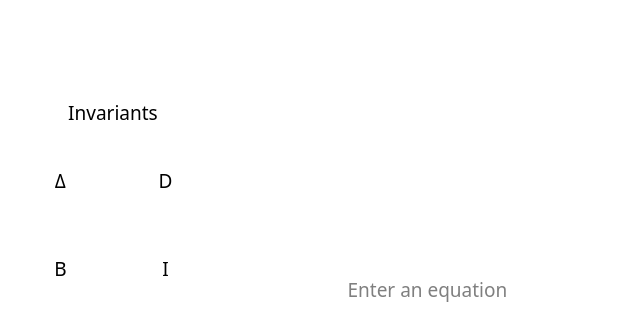
The window that mainwindow.ui (4ingers/Qt_CurvesEditor) describes before a commit, drawn with Qt 5; both pictures show x 0 to 640 and y 160 to 480 of the 640 by 480 pixel window.
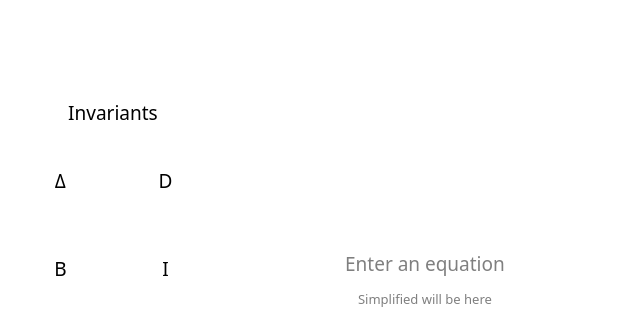
The same window after the commit. Icons and pictures are not drawn. Custom widgets are drawn as their Qt base class.

The edit to the form file:
```diff
--- a/mainwindow.ui
+++ b/mainwindow.ui
@@ -189,7 +189,7 @@
      </layout>
     </item>
     <item>
-     <layout class="QVBoxLayout" name="vLayRight" stretch="1,28,2,0">
+     <layout class="QVBoxLayout" name="vLayRight" stretch="1,28,2,0,0">
       <item>
        <widget class="QLabel" name="labelCurve">
         <property name="font">
@@ -252,10 +252,10 @@
          <set>Qt::AlignCenter</set>
         </property>
         <property name="placeholderText">
-         <string> Enter an equation</string>
+         <string>Enter an equation</string>
         </property>
         <property name="clearButtonEnabled">
-         <bool>true</bool>
+         <bool>false</bool>
         </property>
        </widget>
       </item>
@@ -272,6 +272,34 @@
         </property>
        </spacer>
       </item>
+      <item>
+       <widget class="QLineEdit" name="simpleEdit">
+        <property name="font">
+         <font>
+          <family>Menlo</family>
+          <pointsize>10</pointsize>
+         </font>
+        </property>
+        <property name="cursor">
+         <cursorShape>ArrowCursor</cursorShape>
+        </property>
+        <property name="text">
+         <string/>
+        </property>
+        <property name="frame">
+         <bool>false</bool>
+        </property>
+        <property name="alignment">
+         <set>Qt::AlignCenter</set>
+        </property>
+        <property name="readOnly">
+         <bool>true</bool>
+        </property>
+        <property name="placeholderText">
+         <string>Simplified will be here</string>
+        </property>
+       </widget>
+      </item>
      </layout>
     </item>
    </layout>
```
